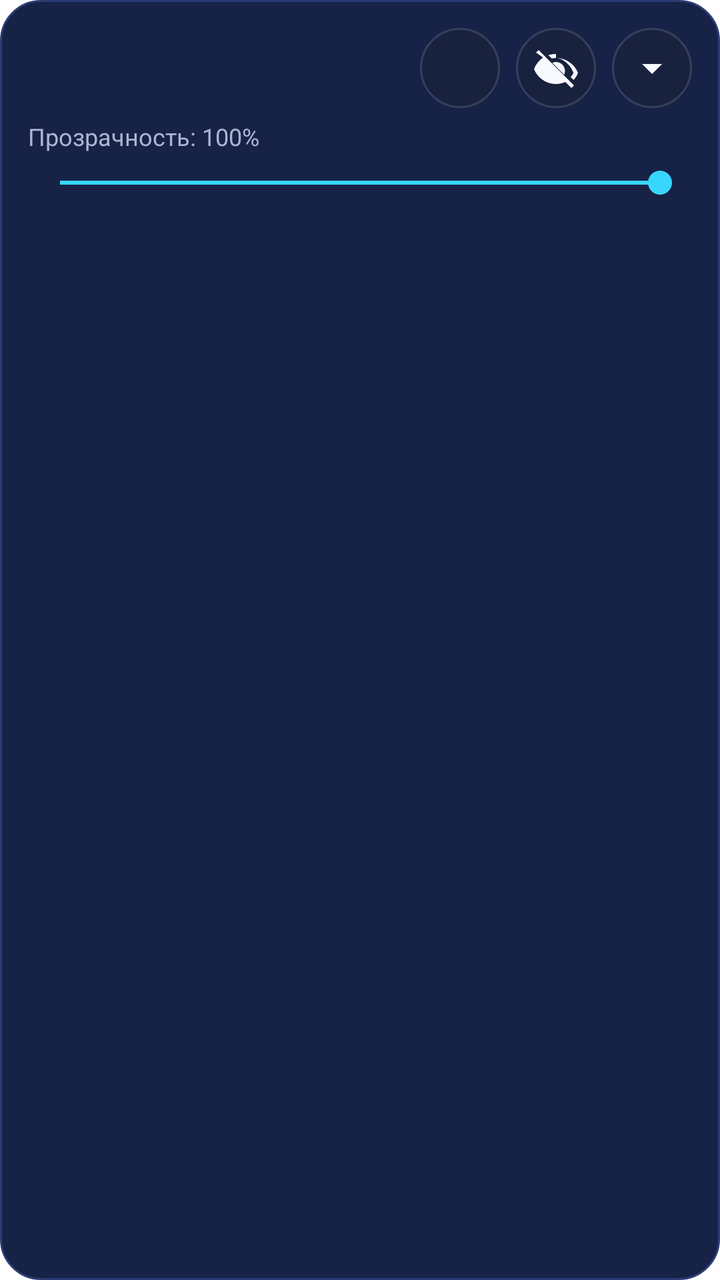
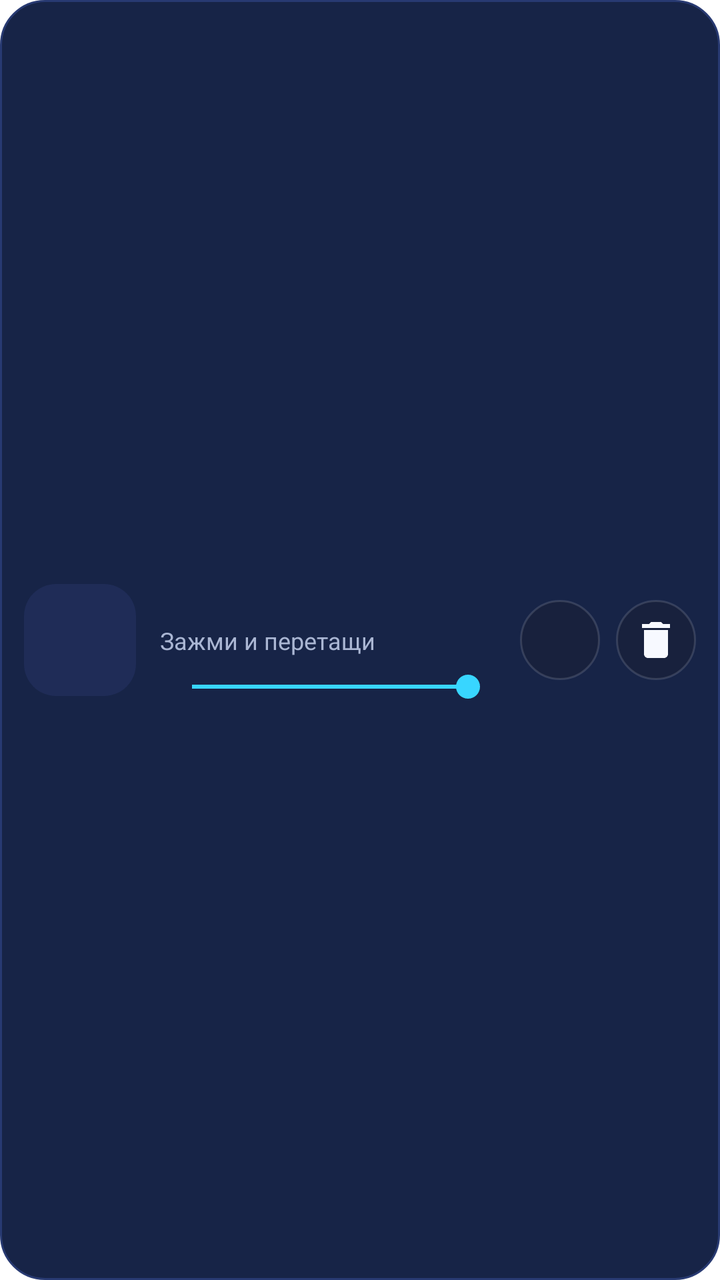

Compare the two renders of this Android layout. The source of the first and the diff that turns it into the second are given below.
<!-- AndroidManifest.xml: application theme Theme.SnapForge -->
<!-- res/layout/item_layer_row.xml -->
<?xml version="1.0" encoding="utf-8"?>
<LinearLayout xmlns:android="http://schemas.android.com/apk/res/android"
    android:layout_width="match_parent"
    android:layout_height="wrap_content"
    android:layout_marginBottom="12dp"
    android:orientation="vertical"
    android:background="@drawable/bg_layer_item"
    android:padding="14dp">

    <LinearLayout
        android:layout_width="match_parent"
        android:layout_height="wrap_content"
        android:gravity="center_vertical"
        android:orientation="horizontal">

        <TextView
            android:id="@+id/layerName"
            android:layout_width="0dp"
            android:layout_height="wrap_content"
            android:layout_weight="1"
            android:textColor="@color/text_primary"
            android:textSize="15sp"
            android:textStyle="bold" />

        <ImageButton
            android:id="@+id/btnLayerVisible"
            android:layout_width="40dp"
            android:layout_height="40dp"
            android:background="@drawable/bg_glass_circle"
            android:padding="8dp"
            android:tint="@color/text_primary" />

        <ImageButton
            android:id="@+id/btnMoveUp"
            android:layout_width="40dp"
            android:layout_height="40dp"
            android:layout_marginStart="8dp"
            android:background="@drawable/bg_glass_circle"
            android:padding="8dp"
            android:src="@drawable/ic_move_up"
            android:tint="@color/text_primary" />

        <ImageButton
            android:id="@+id/btnMoveDown"
            android:layout_width="40dp"
            android:layout_height="40dp"
            android:layout_marginStart="8dp"
            android:background="@drawable/bg_glass_circle"
            android:padding="8dp"
            android:src="@drawable/ic_move_down"
            android:tint="@color/text_primary" />
    </LinearLayout>

    <TextView
        android:id="@+id/layerMeta"
        android:layout_width="wrap_content"
        android:layout_height="wrap_content"
        android:layout_marginTop="6dp"
        android:text="Прозрачность: 100%"
        android:textColor="@color/text_secondary"
        android:textSize="12sp" />

    <SeekBar
        android:id="@+id/layerOpacity"
        android:layout_width="match_parent"
        android:layout_height="wrap_content"
        android:layout_marginTop="6dp"
        android:max="100"
        android:progress="100" />

</LinearLayout>
<!-- resources referenced by this layout -->
<resources>
  <color name="text_primary">#F7F9FF</color>
  <color name="text_secondary">#AAB6D3</color>
  <!-- drawable bg_glass_circle (drawable) -->
  <?xml version="1.0" encoding="utf-8"?>
  <shape xmlns:android="http://schemas.android.com/apk/res/android">
      <solid android:color="@color/surface_2" />
      <corners android:radius="999dp" />
      <stroke
          android:width="1dp"
          android:color="@color/glass_stroke_soft" />
  </shape>
  <!-- drawable bg_layer_item (drawable) -->
  <?xml version="1.0" encoding="utf-8"?>
  <shape xmlns:android="http://schemas.android.com/apk/res/android">
      <solid android:color="#172247" />
      <corners android:radius="20dp" />
      <stroke
          android:width="1dp"
          android:color="#2A3A74" />
  </shape>
  <!-- drawable ic_move_down (drawable) -->
  <vector xmlns:android="http://schemas.android.com/apk/res/android"
      android:width="24dp"
      android:height="24dp"
      android:viewportWidth="24"
      android:viewportHeight="24">
      <path
          android:fillColor="@android:color/white"
          android:pathData="M7,10l5,5 5,-5H7z" />
  </vector>
  <!-- drawable ic_move_up (drawable) -->
  <vector xmlns:android="http://schemas.android.com/apk/res/android"
      android:width="24dp"
      android:height="24dp"
      android:viewportWidth="24"
      android:viewportHeight="24">
      <path
          android:fillColor="@android:color/white"
          android:pathData="M2,4.27 3.28,3 21,20.72 19.73,22l-3.02,-3.02C15.25,19.63 13.66,20 12,20 7,20 2.73,16.89 1,12.5c0.91,-2.31 2.49,-4.29 4.5,-5.76L2,4.27zM12,7c5,0 9.27,3.11 11,7.5 -0.51,1.3 -1.28,2.49 -2.24,3.5l-1.45,-1.45c0.58,-0.62 1.06,-1.32 1.42,-2.05C19.27,10.11 15,7 12,7c-0.74,0 -1.45,0.08 -2.13,0.23L8.17,5.53C9.39,5.19 10.67,5 12,5zM12,9c2.48,0 4.5,2.02 4.5,4.5 0,0.67 -0.15,1.31 -0.41,1.88l-5.97,-5.97C10.69,9.15 11.33,9 12,9zM7.5,13.5c0,-0.67 0.15,-1.31 0.41,-1.88l5.97,5.97C13.31,17.85 12.67,18 12,18c-2.48,0 -4.5,-2.02 -4.5,-4.5z" />
  </vector>
  <style name="Theme.SnapForge" parent="Theme.MaterialComponents.DayNight.NoActionBar">
          <item name="android:statusBarColor">@android:color/transparent</item>
          <item name="android:navigationBarColor">@android:color/transparent</item>
          <item name="android:windowLightStatusBar">false</item>
          <item name="android:windowLightNavigationBar">false</item>
          <item name="colorPrimary">@color/primary</item>
          <item name="colorPrimaryVariant">@color/primary_dark</item>
          <item name="colorSecondary">@color/secondary</item>
          <item name="android:windowLayoutInDisplayCutoutMode">shortEdges</item>
          <item name="shapeAppearanceMediumComponent">@style/Shape.Medium</item>
          <item name="materialButtonStyle">@style/Widget.MG.Button</item>
          <item name="materialCardViewStyle">@style/Widget.MG.Card</item>
      </style>
  <color name="surface_2">#18213D</color>
  <color name="glass_stroke_soft">#22FFFFFF</color>
  <color name="primary">#7C5CFF</color>
  <color name="primary_dark">#6547E8</color>
  <color name="secondary">#38D6FF</color>
  <style name="Shape.Medium" parent="">
          <item name="cornerFamily">rounded</item>
          <item name="cornerSize">16dp</item>
      </style>
  <style name="Widget.MG.Button" parent="Widget.MaterialComponents.Button">
          <item name="cornerRadius">16dp</item>
          <item name="android:insetLeft">0dp</item>
          <item name="android:insetRight">0dp</item>
          <item name="android:minHeight">52dp</item>
      </style>
  <style name="Widget.MG.Card" parent="Widget.MaterialComponents.CardView">
          <item name="cardCornerRadius">16dp</item>
          <item name="cardUseCompatPadding">true</item>
          <item name="cardElevation">2dp</item>
      </style>
</resources>

<!-- the commit's change to res/layout/item_layer_row.xml (unified diff, before → after) -->
@@ -3,69 +3,69 @@
     android:layout_width="match_parent"
     android:layout_height="wrap_content"
     android:layout_marginBottom="12dp"
-    android:orientation="vertical"
     android:background="@drawable/bg_layer_item"
-    android:padding="14dp">
+    android:gravity="center_vertical"
+    android:minHeight="88dp"
+    android:orientation="horizontal"
+    android:padding="12dp">
+
+    <ImageView
+        android:id="@+id/layerThumb"
+        android:layout_width="56dp"
+        android:layout_height="56dp"
+        android:background="@drawable/bg_layer_thumb"
+        android:scaleType="centerCrop" />
 
     <LinearLayout
-        android:layout_width="match_parent"
+        android:layout_width="0dp"
         android:layout_height="wrap_content"
-        android:gravity="center_vertical"
-        android:orientation="horizontal">
+        android:layout_marginStart="12dp"
+        android:layout_weight="1"
+        android:orientation="vertical">
 
         <TextView
             android:id="@+id/layerName"
-            android:layout_width="0dp"
+            android:layout_width="wrap_content"
             android:layout_height="wrap_content"
-            android:layout_weight="1"
             android:textColor="@color/text_primary"
             android:textSize="15sp"
             android:textStyle="bold" />
 
-        <ImageButton
-            android:id="@+id/btnLayerVisible"
-            android:layout_width="40dp"
-            android:layout_height="40dp"
-            android:background="@drawable/bg_glass_circle"
-            android:padding="8dp"
-            android:tint="@color/text_primary" />
+        <TextView
+            android:id="@+id/layerHint"
+            android:layout_width="wrap_content"
+            android:layout_height="wrap_content"
+            android:layout_marginTop="4dp"
+            android:text="Зажми и перетащи"
+            android:textColor="@color/text_secondary"
+            android:textSize="12sp" />
 
-        <ImageButton
-            android:id="@+id/btnMoveUp"
-            android:layout_width="40dp"
-            android:layout_height="40dp"
-            android:layout_marginStart="8dp"
-            android:background="@drawable/bg_glass_circle"
-            android:padding="8dp"
-            android:src="@drawable/ic_move_up"
-            android:tint="@color/text_primary" />
-
-        <ImageButton
-            android:id="@+id/btnMoveDown"
-            android:layout_width="40dp"
-            android:layout_height="40dp"
-            android:layout_marginStart="8dp"
-            android:background="@drawable/bg_glass_circle"
-            android:padding="8dp"
-            android:src="@drawable/ic_move_down"
-            android:tint="@color/text_primary" />
+        <SeekBar
+            android:id="@+id/layerOpacity"
+            android:layout_width="match_parent"
+            android:layout_height="wrap_content"
+            android:layout_marginTop="6dp"
+            android:max="100"
+            android:progress="100" />
     </LinearLayout>
 
-    <TextView
-        android:id="@+id/layerMeta"
-        android:layout_width="wrap_content"
-        android:layout_height="wrap_content"
-        android:layout_marginTop="6dp"
-        android:text="Прозрачность: 100%"
-        android:textColor="@color/text_secondary"
-        android:textSize="12sp" />
+    <ImageButton
+        android:id="@+id/btnLayerVisible"
+        android:layout_width="40dp"
+        android:layout_height="40dp"
+        android:layout_marginStart="10dp"
+        android:background="@drawable/bg_glass_circle"
+        android:padding="8dp"
+        android:tint="@color/text_primary" />
 
-    <SeekBar
-        android:id="@+id/layerOpacity"
-        android:layout_width="match_parent"
-        android:layout_height="wrap_content"
-        android:layout_marginTop="6dp"
-        android:max="100"
-        android:progress="100" />
+    <ImageButton
+        android:id="@+id/btnLayerDelete"
+        android:layout_width="40dp"
+        android:layout_height="40dp"
+        android:layout_marginStart="8dp"
+        android:background="@drawable/bg_glass_circle"
+        android:padding="8dp"
+        android:src="@drawable/ic_delete"
+        android:tint="@color/text_primary" />
 
 </LinearLayout>
<!-- resource entries referenced after the edit -->
@@ -14,13 +14,19 @@
   <!-- drawable bg_layer_item (drawable) -->
   <?xml version="1.0" encoding="utf-8"?>
   <shape xmlns:android="http://schemas.android.com/apk/res/android">
-      <solid android:color="#172247" />
-      <corners android:radius="20dp" />
+      <solid android:color="#172447" />
+      <corners android:radius="22dp" />
       <stroke
           android:width="1dp"
-          android:color="#2A3A74" />
+          android:color="#283A72" />
   </shape>
-  <!-- drawable ic_move_down (drawable) -->
+  <!-- drawable bg_layer_thumb (drawable) -->
+  <?xml version="1.0" encoding="utf-8"?>
+  <shape xmlns:android="http://schemas.android.com/apk/res/android">
+      <solid android:color="#1F2C57" />
+      <corners android:radius="16dp" />
+  </shape>
+  <!-- drawable ic_delete (drawable) -->
   <vector xmlns:android="http://schemas.android.com/apk/res/android"
       android:width="24dp"
       android:height="24dp"
@@ -28,17 +34,7 @@
       android:viewportHeight="24">
       <path
           android:fillColor="@android:color/white"
-          android:pathData="M7,10l5,5 5,-5H7z" />
-  </vector>
-  <!-- drawable ic_move_up (drawable) -->
-  <vector xmlns:android="http://schemas.android.com/apk/res/android"
-      android:width="24dp"
-      android:height="24dp"
-      android:viewportWidth="24"
-      android:viewportHeight="24">
-      <path
-          android:fillColor="@android:color/white"
-          android:pathData="M2,4.27 3.28,3 21,20.72 19.73,22l-3.02,-3.02C15.25,19.63 13.66,20 12,20 7,20 2.73,16.89 1,12.5c0.91,-2.31 2.49,-4.29 4.5,-5.76L2,4.27zM12,7c5,0 9.27,3.11 11,7.5 -0.51,1.3 -1.28,2.49 -2.24,3.5l-1.45,-1.45c0.58,-0.62 1.06,-1.32 1.42,-2.05C19.27,10.11 15,7 12,7c-0.74,0 -1.45,0.08 -2.13,0.23L8.17,5.53C9.39,5.19 10.67,5 12,5zM12,9c2.48,0 4.5,2.02 4.5,4.5 0,0.67 -0.15,1.31 -0.41,1.88l-5.97,-5.97C10.69,9.15 11.33,9 12,9zM7.5,13.5c0,-0.67 0.15,-1.31 0.41,-1.88l5.97,5.97C13.31,17.85 12.67,18 12,18c-2.48,0 -4.5,-2.02 -4.5,-4.5z" />
+          android:pathData="M6,19c0,1.1 0.9,2 2,2h8c1.1,0 2,-0.9 2,-2V7H6v12zM19,4h-3.5l-1,-1h-5l-1,1H5v2h14V4z" />
   </vector>
   <style name="Theme.SnapForge" parent="Theme.MaterialComponents.DayNight.NoActionBar">
           <item name="android:statusBarColor">@android:color/transparent</item>
